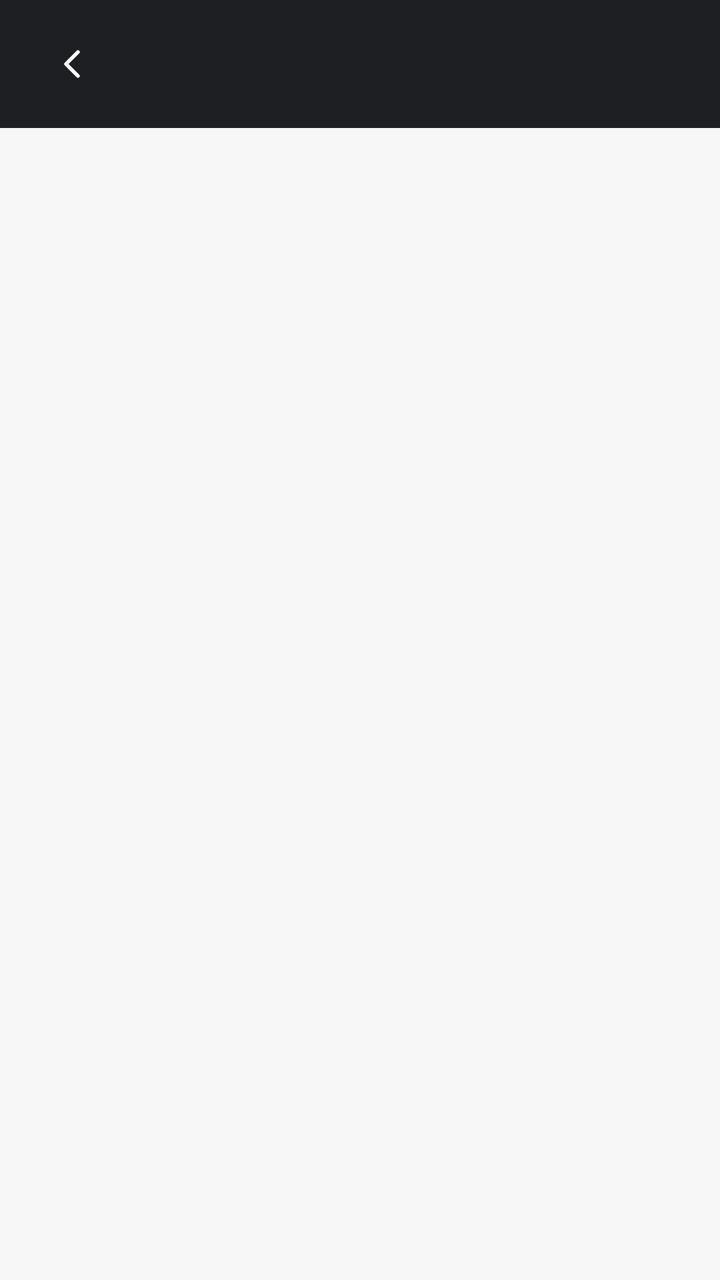
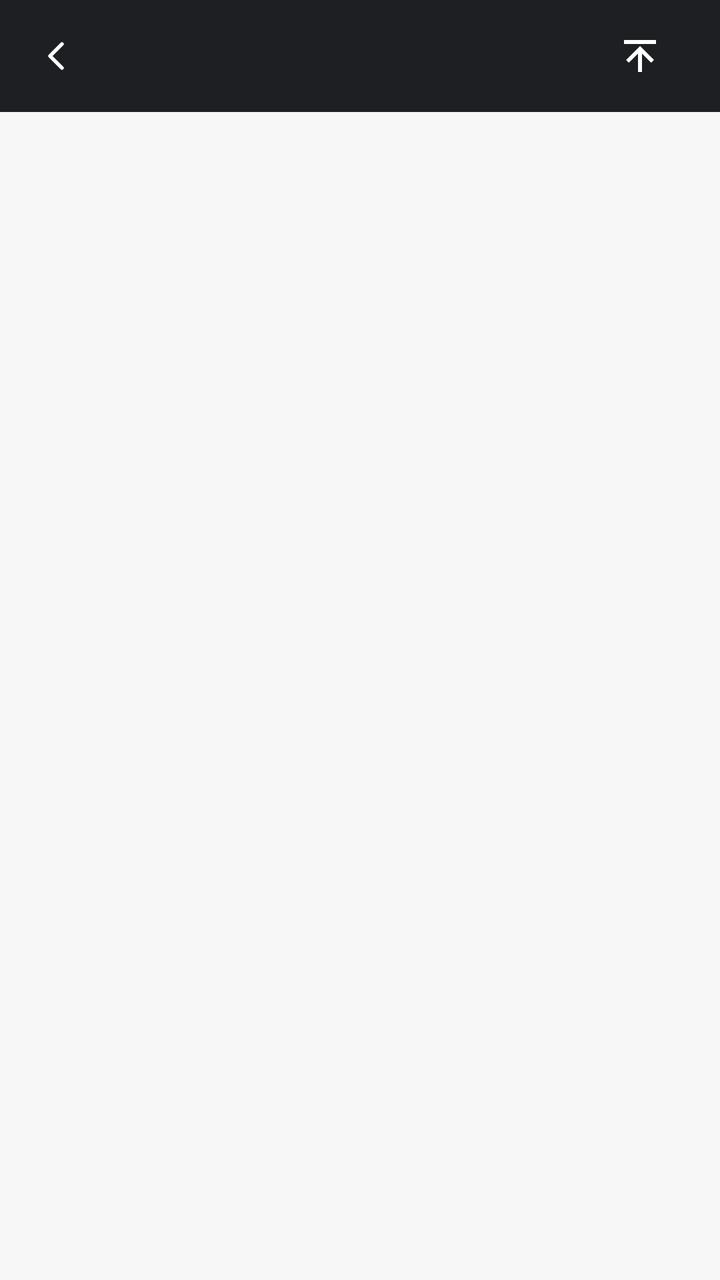

Before-and-after screenshots of an Android layout around one commit, followed by the original layout XML and the change that was made.
<!-- AndroidManifest.xml: activity theme Theme.Weather -->
<!-- res/layout/activity_document.xml -->
<?xml version="1.0" encoding="utf-8"?>
<LinearLayout xmlns:android="http://schemas.android.com/apk/res/android"
    xmlns:app="http://schemas.android.com/apk/res-auto"
    android:layout_width="match_parent"
    android:layout_height="match_parent"
    android:orientation="vertical"
    android:background="@color/about_page_bg">

    <LinearLayout android:id="@+id/toolbar"
        style="@style/Weather.Toolbar"
        android:background="@color/city_manage_toolbar_bg">
        <ImageView android:id="@+id/button_back"
            style="@style/Weather.IconButton"
            android:contentDescription="@string/back"
            android:src="@drawable/ic_back" app:tint="@color/white" />
        <TextView android:id="@+id/text_title" style="@style/Weather.ToolbarTitle" />
    </LinearLayout>

    <androidx.core.widget.NestedScrollView
        android:id="@+id/scroll_content"
        android:layout_width="match_parent"
        android:layout_height="0dp"
        android:layout_weight="1"
        android:clipToPadding="false"
        android:fillViewport="true">
        <LinearLayout android:layout_width="match_parent"
            android:layout_height="wrap_content"
            android:orientation="vertical"
            android:padding="@dimen/page_gutter">
            <ProgressBar android:id="@+id/progress_loading"
                android:layout_width="32dp" android:layout_height="32dp"
                android:layout_gravity="center_horizontal"
                android:contentDescription="@string/document_loading" />
            <TextView android:id="@+id/text_error"
                android:layout_width="match_parent" android:layout_height="wrap_content"
                android:text="@string/document_load_failed"
                android:textColor="@color/about_text_secondary"
                android:textSize="16sp" android:visibility="gone" />
            <Button android:id="@+id/button_retry"
                android:layout_width="wrap_content" android:layout_height="wrap_content"
                android:text="@string/retry" android:visibility="gone" />
            <TextView android:id="@+id/text_body"
                android:layout_width="match_parent" android:layout_height="wrap_content"
                android:textColor="@color/about_text_primary"
                android:textColorLink="@color/about_link"
                android:lineSpacingMultiplier="1.35"
                android:textSize="16sp"
                android:textIsSelectable="true" />
        </LinearLayout>
    </androidx.core.widget.NestedScrollView>
</LinearLayout>
<!-- resources referenced by this layout -->
<resources>
  <color name="about_link">#FF286996</color>
  <color name="about_page_bg">#FFF7F7F7</color>
  <color name="about_text_primary">#FF263238</color>
  <color name="about_text_secondary">#FF65717D</color>
  <color name="city_manage_toolbar_bg">#FF1E1F22</color>
  <color name="white">#FFFFFFFF</color>
  <dimen name="page_gutter">24dp</dimen>
  <!-- drawable ic_back (drawable) -->
  <?xml version="1.0" encoding="utf-8"?>
  <vector xmlns:android="http://schemas.android.com/apk/res/android"
      android:width="24dp"
      android:height="24dp"
      android:viewportWidth="24"
      android:viewportHeight="24">
      <path
          android:pathData="m15 18-6-6 6-6"
          android:strokeColor="#FFFFFFFF"
          android:strokeWidth="1.8"
          android:strokeLineCap="round"
          android:strokeLineJoin="round"
          android:fillColor="#00000000" />
  </vector>
  <string name="back">返回</string>
  <string name="document_load_failed">本地文档暂时无法读取，请重试。</string>
  <string name="document_loading">正在读取本地文档</string>
  <string name="retry">重试</string>
  <style name="Weather.IconButton" parent="">
          <item name="android:layout_width">@dimen/touch_target</item>
          <item name="android:layout_height">@dimen/touch_target</item>
          <item name="android:padding">12dp</item>
          <item name="android:background">?attr/selectableItemBackgroundBorderless</item>
          <item name="android:clickable">true</item>
          <item name="android:focusable">true</item>
      </style>
  <style name="Weather.Toolbar" parent="">
          <item name="android:layout_width">match_parent</item>
          <item name="android:layout_height">wrap_content</item>
          <item name="android:minHeight">64dp</item>
          <item name="android:gravity">center_vertical</item>
          <item name="android:orientation">horizontal</item>
          <item name="android:paddingStart">12dp</item>
          <item name="android:paddingTop">8dp</item>
          <item name="android:paddingEnd">@dimen/page_gutter</item>
          <item name="android:paddingBottom">8dp</item>
      </style>
  <style name="Weather.ToolbarTitle" parent="">
          <item name="android:layout_width">0dp</item>
          <item name="android:layout_height">wrap_content</item>
          <item name="android:layout_weight">1</item>
          <item name="android:layout_marginStart">8dp</item>
          <item name="android:ellipsize">end</item>
          <item name="android:maxLines">1</item>
          <item name="android:textColor">@color/white</item>
          <item name="android:textSize">20sp</item>
      </style>
  <dimen name="touch_target">48dp</dimen>
  <color name="weather_accent">#FF4A97D2</color>
  <color name="weather_accent_dark">#FF2E6A99</color>
  <color name="weather_sun">#FF4A97D2</color>
  <!-- unchanged entries left out for length: 1 -->
</resources>

<!-- the commit's change to res/layout/activity_document.xml (unified diff, before → after) -->
@@ -14,7 +14,21 @@
             android:contentDescription="@string/back"
             android:src="@drawable/ic_back" app:tint="@color/white" />
         <TextView android:id="@+id/text_title" style="@style/Weather.ToolbarTitle" />
+        <ImageView android:id="@+id/button_back_to_top"
+            style="@style/Weather.IconButton"
+            android:contentDescription="@string/document_back_to_top"
+            android:src="@drawable/ic_arrow_top" app:tint="@color/white" />
     </LinearLayout>
+
+    
+    <HorizontalScrollView android:id="@+id/document_navigation"
+        android:layout_width="match_parent" android:layout_height="wrap_content"
+        android:paddingHorizontal="@dimen/page_gutter" android:paddingVertical="4dp"
+        android:clipToPadding="false" android:scrollbars="none" android:visibility="gone">
+        <LinearLayout android:id="@+id/document_anchor_row"
+            android:layout_width="wrap_content" android:layout_height="wrap_content"
+            android:gravity="center_vertical" android:orientation="horizontal" />
+    </HorizontalScrollView>
 
     <androidx.core.widget.NestedScrollView
         android:id="@+id/scroll_content"
@@ -26,7 +40,8 @@
         <LinearLayout android:layout_width="match_parent"
             android:layout_height="wrap_content"
             android:orientation="vertical"
-            android:padding="@dimen/page_gutter">
+            android:paddingHorizontal="@dimen/page_gutter"
+            android:paddingTop="12dp" android:paddingBottom="32dp">
             <ProgressBar android:id="@+id/progress_loading"
                 android:layout_width="32dp" android:layout_height="32dp"
                 android:layout_gravity="center_horizontal"
@@ -35,7 +50,7 @@
                 android:layout_width="match_parent" android:layout_height="wrap_content"
                 android:text="@string/document_load_failed"
                 android:textColor="@color/about_text_secondary"
-                android:textSize="16sp" android:visibility="gone" />
+                android:textSize="@dimen/body_text_size" android:visibility="gone" />
             <Button android:id="@+id/button_retry"
                 android:layout_width="wrap_content" android:layout_height="wrap_content"
                 android:text="@string/retry" android:visibility="gone" />
@@ -43,8 +58,8 @@
                 android:layout_width="match_parent" android:layout_height="wrap_content"
                 android:textColor="@color/about_text_primary"
                 android:textColorLink="@color/about_link"
-                android:lineSpacingMultiplier="1.35"
-                android:textSize="16sp"
+                android:lineSpacingExtra="2dp"
+                android:textSize="@dimen/body_text_size"
                 android:textIsSelectable="true" />
         </LinearLayout>
     </androidx.core.widget.NestedScrollView>
<!-- resource entries referenced after the edit -->
@@ -6,7 +6,16 @@
   <color name="about_text_secondary">#FF65717D</color>
   <color name="city_manage_toolbar_bg">#FF1E1F22</color>
   <color name="white">#FFFFFFFF</color>
-  <dimen name="page_gutter">24dp</dimen>
+  <dimen name="body_text_size">14sp</dimen>
+  <dimen name="page_gutter">16dp</dimen>
+  <!-- drawable ic_arrow_top (drawable) -->
+  <?xml version="1.0" encoding="utf-8"?>
+  <vector xmlns:android="http://schemas.android.com/apk/res/android"
+      android:width="24dp" android:height="24dp"
+      android:viewportWidth="24" android:viewportHeight="24">
+      <path android:fillColor="#FFFFFFFF"
+          android:pathData="M4,4h16v2H4zM11,20V10.83l-4.59,4.58L5,14l7,-7 7,7 -1.41,1.41L13,10.83V20z" />
+  </vector>
   <!-- drawable ic_back (drawable) -->
   <?xml version="1.0" encoding="utf-8"?>
   <vector xmlns:android="http://schemas.android.com/apk/res/android"
@@ -23,6 +32,7 @@
           android:fillColor="#00000000" />
   </vector>
   <string name="back">返回</string>
+  <string name="document_back_to_top">回到顶部</string>
   <string name="document_load_failed">本地文档暂时无法读取，请重试。</string>
   <string name="document_loading">正在读取本地文档</string>
   <string name="retry">重试</string>
@@ -37,13 +47,13 @@
   <style name="Weather.Toolbar" parent="">
           <item name="android:layout_width">match_parent</item>
           <item name="android:layout_height">wrap_content</item>
-          <item name="android:minHeight">64dp</item>
+          <item name="android:minHeight">56dp</item>
           <item name="android:gravity">center_vertical</item>
           <item name="android:orientation">horizontal</item>
-          <item name="android:paddingStart">12dp</item>
-          <item name="android:paddingTop">8dp</item>
+          <item name="android:paddingStart">4dp</item>
+          <item name="android:paddingTop">4dp</item>
           <item name="android:paddingEnd">@dimen/page_gutter</item>
-          <item name="android:paddingBottom">8dp</item>
+          <item name="android:paddingBottom">4dp</item>
       </style>
   <style name="Weather.ToolbarTitle" parent="">
           <item name="android:layout_width">0dp</item>
@@ -53,9 +63,10 @@
           <item name="android:ellipsize">end</item>
           <item name="android:maxLines">1</item>
           <item name="android:textColor">@color/white</item>
-          <item name="android:textSize">20sp</item>
+          <item name="android:textSize">@dimen/toolbar_title_size</item>
       </style>
   <dimen name="touch_target">48dp</dimen>
+  <dimen name="toolbar_title_size">18sp</dimen>
   <color name="weather_accent">#FF4A97D2</color>
   <color name="weather_accent_dark">#FF2E6A99</color>
   <color name="weather_sun">#FF4A97D2</color>
